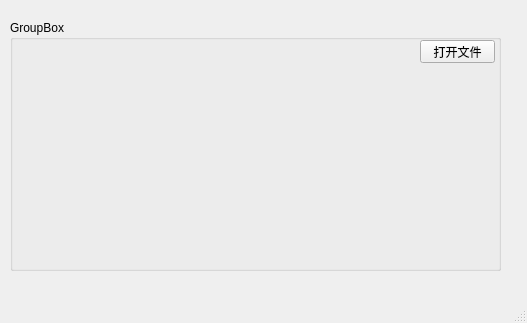
The window that Python/Ai人工智能算法工程师/3.Python高级编程/6.软件界面的操作/projectPython/QtTest.ui (JackietBao/Python-Go) describes before a commit, drawn with Qt 5.
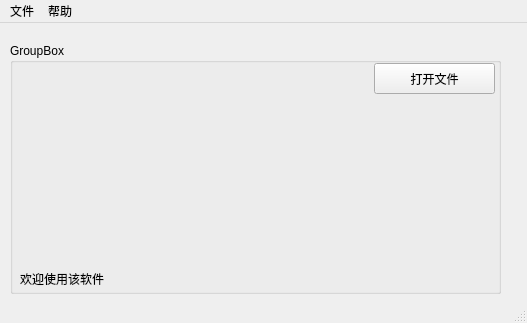
The same window after the commit.

Commit message: 软件界面的操作

```diff
--- a/Python/Ai人工智能算法工程师/3.Python高级编程/6.软件界面的操作/projectPython/QtTest.ui
+++ b/Python/Ai人工智能算法工程师/3.Python高级编程/6.软件界面的操作/projectPython/QtTest.ui
@@ -29,10 +29,10 @@
     <widget class="QPushButton" name="OpenFileBtn">
      <property name="geometry">
       <rect>
-       <x>410</x>
+       <x>364</x>
        <y>20</y>
-       <width>75</width>
-       <height>23</height>
+       <width>121</width>
+       <height>31</height>
       </rect>
      </property>
      <property name="text">
@@ -45,13 +45,26 @@
        <x>10</x>
        <y>20</y>
        <width>331</width>
-       <height>221</height>
+       <height>181</height>
       </rect>
      </property>
      <property name="text">
       <string/>
      </property>
     </widget>
+    <widget class="QLabel" name="ifolabel">
+     <property name="geometry">
+      <rect>
+       <x>10</x>
+       <y>225</y>
+       <width>331</width>
+       <height>21</height>
+      </rect>
+     </property>
+     <property name="text">
+      <string>欢迎使用该软件</string>
+     </property>
+    </widget>
    </widget>
   </widget>
   <widget class="QMenuBar" name="menubar">
@@ -63,6 +76,21 @@
      <height>22</height>
     </rect>
    </property>
+   <widget class="QMenu" name="menu">
+    <property name="title">
+     <string>文件</string>
+    </property>
+    <addaction name="actionOpen"/>
+    <addaction name="actionexit"/>
+   </widget>
+   <widget class="QMenu" name="menu_2">
+    <property name="title">
+     <string>帮助</string>
+    </property>
+    <addaction name="actionabout"/>
+   </widget>
+   <addaction name="menu"/>
+   <addaction name="menu_2"/>
   </widget>
   <widget class="QStatusBar" name="statusbar"/>
  </widget>
```
Left out of the diff: 17 changed lines with no effect on the pictures. The commit also changes 3 other files.
